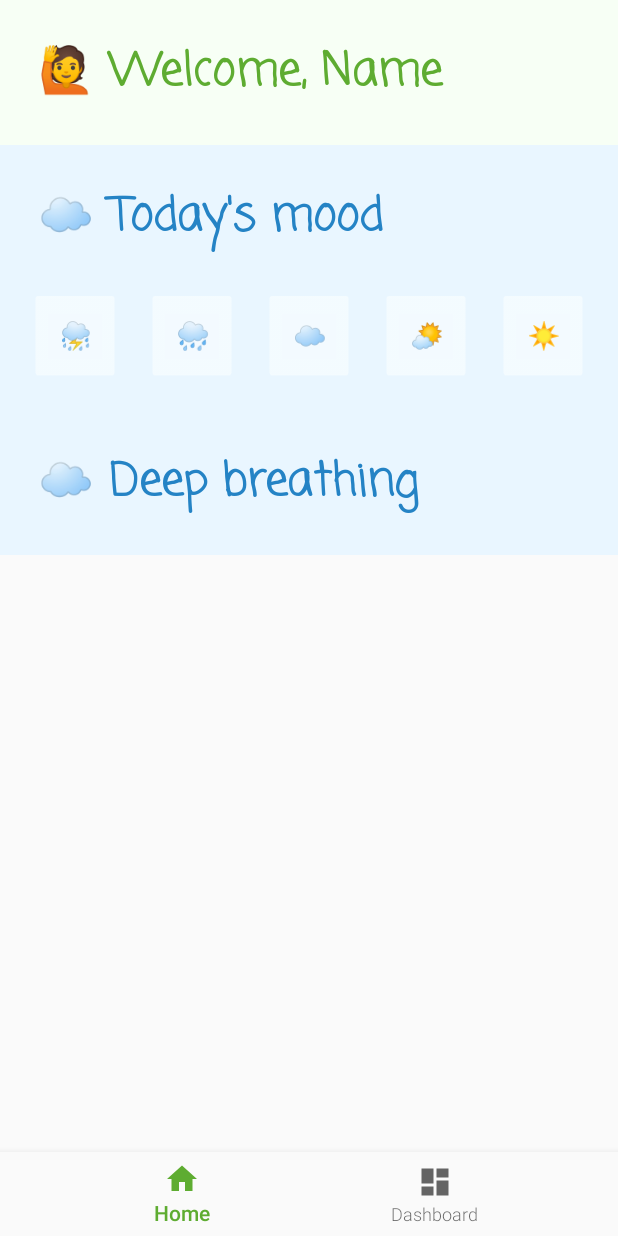
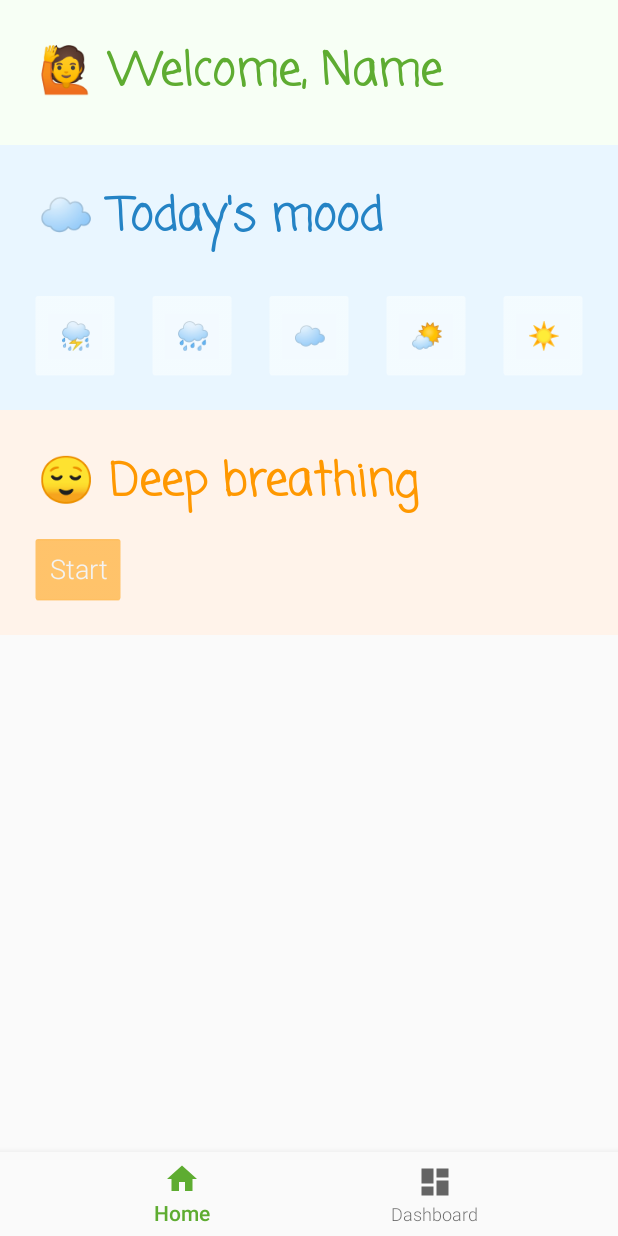
Before and after one commit to LiljaKiiski/my-path, an Android app: the HomeFragment screen opened directly, with no data from a screen before it, on a phone screen of 412 x 824 dp. Run offline under Robolectric (Android 15) with nearby library versions, the phone set to English and light mode, and no system bars; our stand-ins replace navigation-ui.

```diff
--- a/app/src/main/res/layout/fragment_home.xml
+++ b/app/src/main/res/layout/fragment_home.xml
@@ -122,17 +122,27 @@
             <TextView
                 android:id="@+id/textView4"
                 android:layout_width="match_parent"
-                android:layout_height="wrap_content"
-                android:background="@color/back_blue"
+                android:layout_height="150dp"
+                android:background="@color/back_orange"
                 android:fontFamily="casual"
                 android:padding="25dp"
-                android:text="☁️ Deep breathing"
-                android:textColor="@color/blue_med"
+                android:text="😌 Deep breathing"
+                android:textColor="@color/orange_light"
                 android:textSize="30sp"
                 android:textStyle="bold"
                 app:layout_constraintEnd_toEndOf="parent"
                 app:layout_constraintStart_toStartOf="parent"
                 app:layout_constraintTop_toBottomOf="@+id/textView3" />
+
+            <Button
+                android:id="@+id/button2"
+                android:layout_width="wrap_content"
+                android:layout_height="wrap_content"
+                android:backgroundTint="@color/orange_btn"
+                android:text="Start"
+                android:layout_margin="20dp"
+                app:layout_constraintBottom_toBottomOf="parent"
+                app:layout_constraintStart_toStartOf="parent" />
 
 
         </androidx.constraintlayout.widget.ConstraintLayout>
--- a/app/src/main/res/values/colors.xml
+++ b/app/src/main/res/values/colors.xml
@@ -6,17 +6,20 @@
     <color name="blue_dark">#0A5488</color>
     <color name="blue_med">#2483c5</color>
 
+    <color name="orange_light">#FF9800</color>
+
     <color name="blue_btn">#F7FDFF</color>
+    <color name="orange_btn">#FFB23E</color>
 
     <color name="back_blue">#E9F6FF</color>
     <color name="back_green">#F7FFF5</color>
+    <color name="back_orange">#FFF3EA</color>
 
+    <color name="green_hint">#E5FFC7</color>
     <color name="green1">#D6FFA6</color>
     <color name="green2">#75D654</color>
     <color name="green3">#5EAC31</color>
     <color name="green4">#34730A</color>
     <color name="green5">#155708</color>
 
-    <color name="green_hint">#E5FFC7</color>
-
 </resources>
```
Also changed, not shown: app/src/main/res/drawable/rounded_corner.xml (added, +12 -0 lines).
